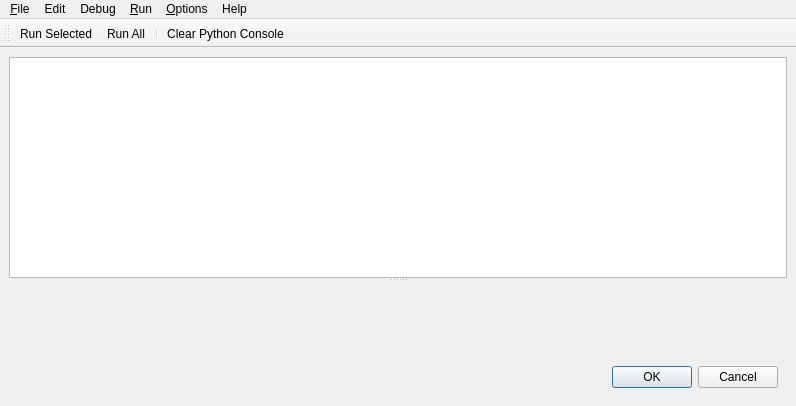
blurstudio/PrEditor, file preditor/gui/ui/loggerwindow.ui: the form before one commit.
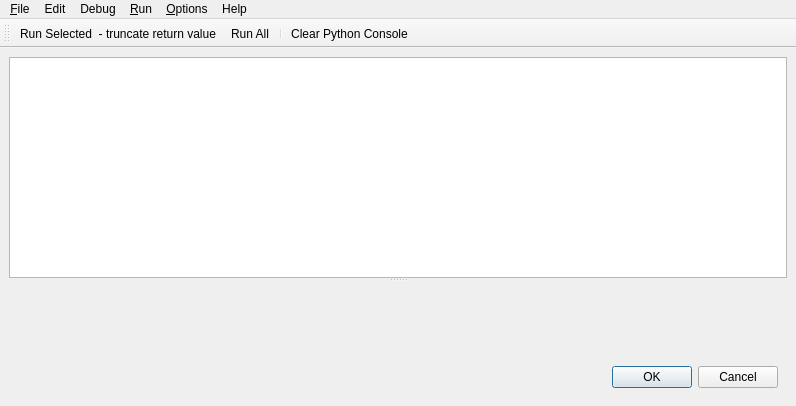
The form after the commit. Custom widgets are drawn as their Qt base class.

Commit message: Add new shortcut to execute selected without truncating output

```diff
--- a/preditor/gui/ui/loggerwindow.ui
+++ b/preditor/gui/ui/loggerwindow.ui
@@ -413,7 +413,7 @@
   </action>
   <action name="uiRunAllACT">
    <property name="text">
-    <string>Run All...</string>
+    <string>Run All</string>
    </property>
    <property name="toolTip">
     <string>Run all code from the current workbox</string>
@@ -429,7 +429,7 @@
   </action>
   <action name="uiRunSelectedACT">
    <property name="text">
-    <string>Run Selected...</string>
+    <string>Run Selected  - truncate return value</string>
    </property>
    <property name="toolTip">
     <string>&lt;html&gt;&lt;head/&gt;&lt;body&gt;&lt;p&gt;Run some code from the current workbox. If you have text selected, only the selected text is run. With no text selected, the current line is run. You can also use the Number Pad Enter key to activate this.&lt;/p&gt;&lt;/body&gt;&lt;/html&gt;</string>
```
Left out of the diff: 11 changed lines with no effect on the pictures. The commit also changes 3 other files.
